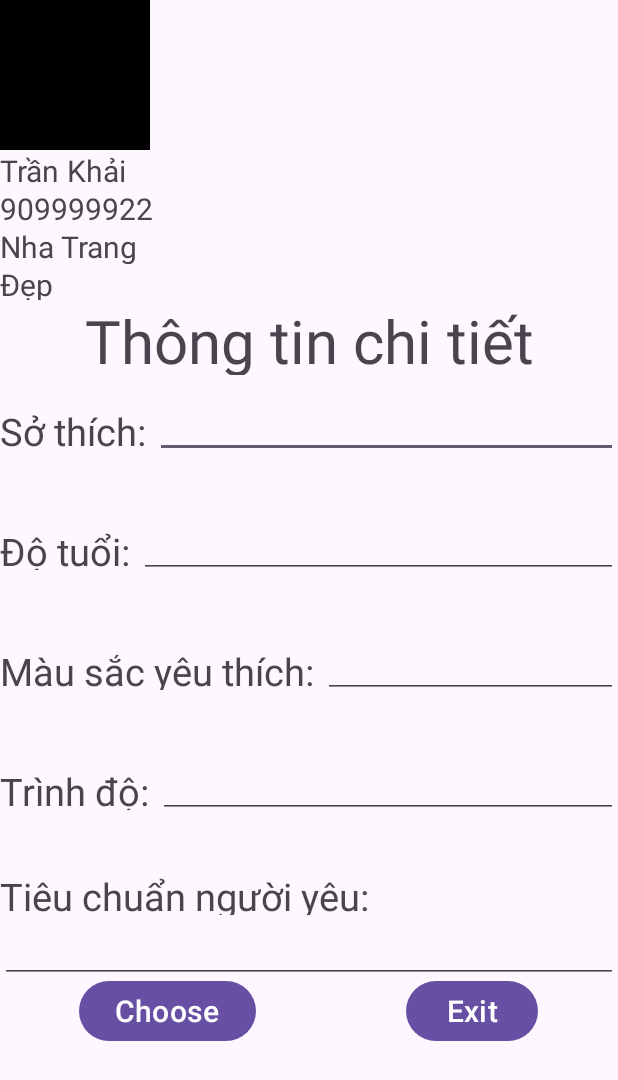
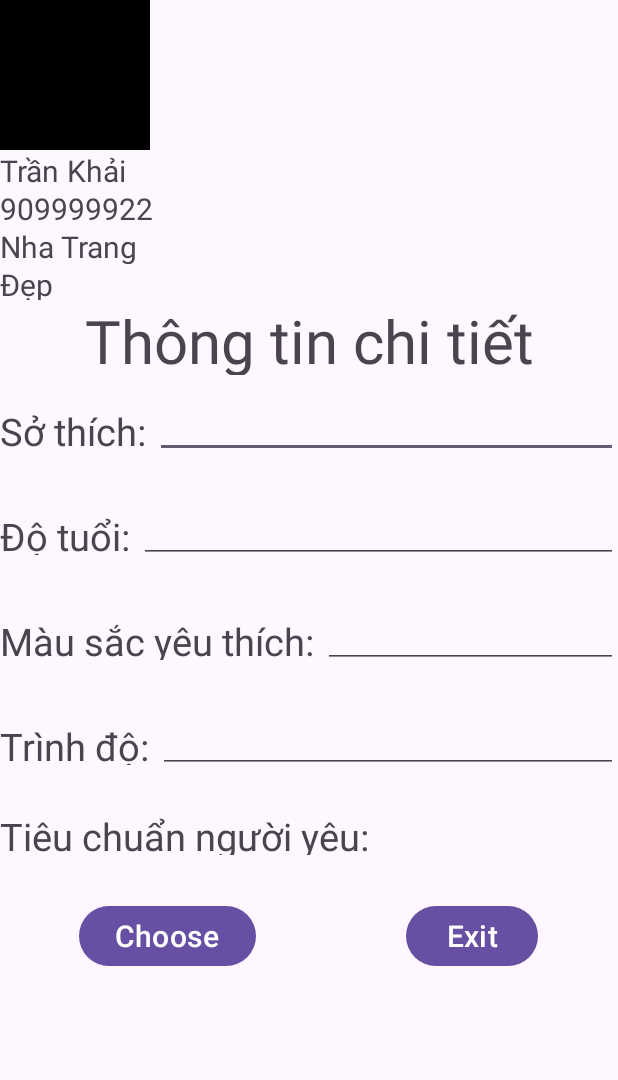
Before and after one commit to KhaiTran2003/63130554-AndroidProgramming, an Android app: the screen it shows after launch (ChiTietDoiTuong), after a tap on "View", on a phone screen of 412 x 824 dp. Shown: the top 1080 px of the screen. Run offline under Robolectric (Android 15) with nearby library versions, the phone set to English and light mode, and no system bars.

Commit message:
Cau2_AddEventExit_ActivityMain_ErrorChiTietDoiTuong

```diff
--- a/Cau2_AppHenHo/app/src/main/java/ntu_63130554/cau2_apphenho/DoiTuong.java
+++ b/Cau2_AppHenHo/app/src/main/java/ntu_63130554/cau2_apphenho/DoiTuong.java
@@ -1,6 +1,8 @@
 package ntu_63130554.cau2_apphenho;
 
-public class DoiTuong {
+import java.io.Serializable;
+
+public class DoiTuong implements Serializable {
     private String ho;
     private String ten;
     private String sdt;
--- a/Cau2_AppHenHo/app/src/main/java/ntu_63130554/cau2_apphenho/MainActivity.java
+++ b/Cau2_AppHenHo/app/src/main/java/ntu_63130554/cau2_apphenho/MainActivity.java
@@ -86,6 +86,13 @@ public class MainActivity extends AppCompatActivity {
                 startActivity(intentChiTietDT);
             }
         });
+        Button btnExit = findViewById(R.id.id_btnexit);
+        btnExit.setOnClickListener(new View.OnClickListener() {
+            @Override
+            public void onClick(View v) {
+                finish();
+            }
+        });
 
     }
 }
--- a/Cau2_AppHenHo/app/src/main/res/layout/activity_chi_tiet_doi_tuong.xml
+++ b/Cau2_AppHenHo/app/src/main/res/layout/activity_chi_tiet_doi_tuong.xml
@@ -69,7 +69,7 @@
             android:gravity="center"/>
         <LinearLayout
             android:layout_width="match_parent"
-            android:layout_height="70dp"
+            android:layout_height="60dp"
             android:orientation="horizontal"
             android:layout_marginTop="10dp">
             <TextView
@@ -84,7 +84,7 @@
         </LinearLayout>
         <LinearLayout
             android:layout_width="match_parent"
-            android:layout_height="70dp"
+            android:layout_height="60dp"
             android:orientation="horizontal"
             android:layout_marginTop="10dp">
             <TextView
@@ -99,7 +99,7 @@
         </LinearLayout>
         <LinearLayout
             android:layout_width="match_parent"
-            android:layout_height="70dp"
+            android:layout_height="60dp"
             android:orientation="horizontal"
             android:layout_marginTop="10dp">
             <TextView
@@ -114,7 +114,7 @@
         </LinearLayout>
         <LinearLayout
             android:layout_width="match_parent"
-            android:layout_height="70dp"
+            android:layout_height="60dp"
             android:orientation="horizontal"
             android:layout_marginTop="10dp">
             <TextView
@@ -129,7 +129,7 @@
         </LinearLayout>
         <LinearLayout
             android:layout_width="match_parent"
-            android:layout_height="70dp"
+            android:layout_height="60dp"
             android:orientation="vertical"
             android:layout_marginTop="10dp">
             <TextView
--- a/Cau2_AppHenHo/app/src/main/res/layout/activity_main.xml
+++ b/Cau2_AppHenHo/app/src/main/res/layout/activity_main.xml
@@ -21,7 +21,7 @@
 
     <LinearLayout
         android:layout_width="match_parent"
-        android:layout_height="510dp">
+        android:layout_height="450dp">
 
         <ListView
             android:id="@+id/lv_dsdoituong"
```
Also changed, not shown: Cau2_AppHenHo/app/src/main/java/ntu_63130554/cau2_apphenho/ChiTietDoiTuong.java (+1 -15 lines).
